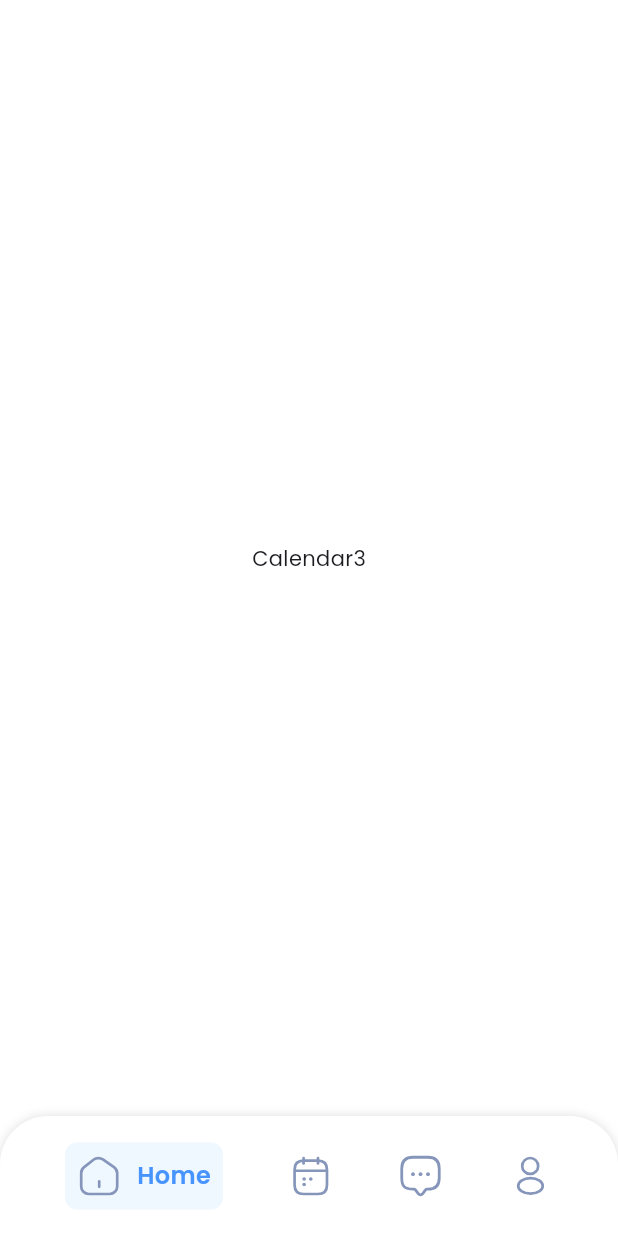
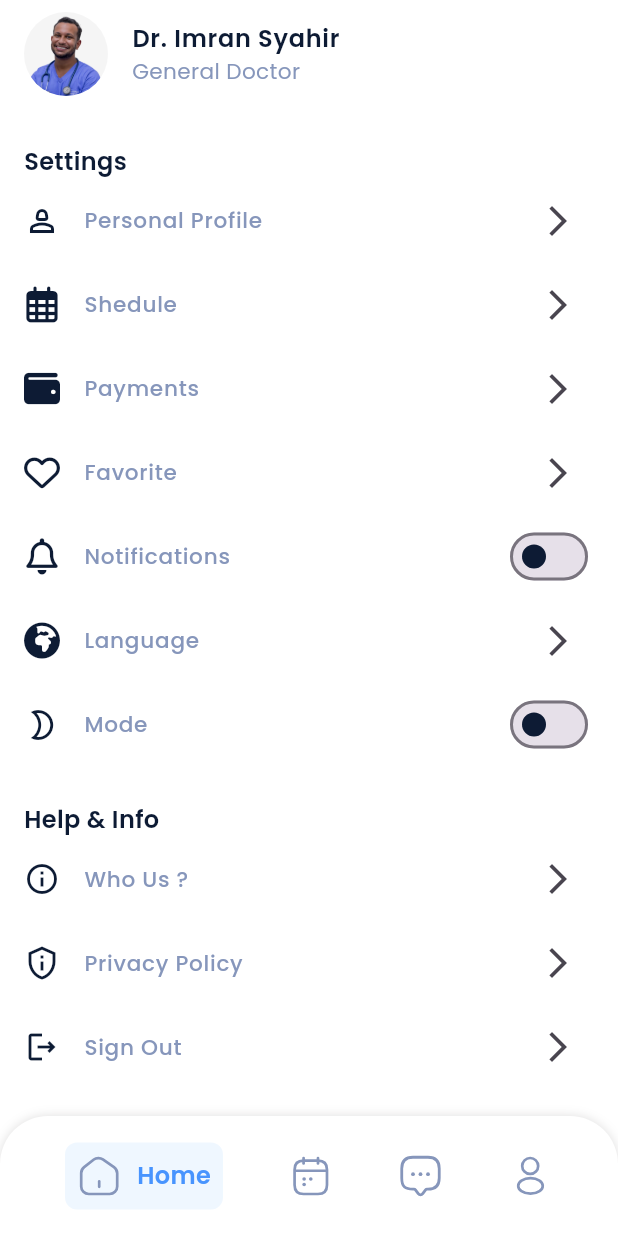
Before and after one commit to ElDaly15/Doctor-Appointment-UI, a Flutter app: the screen it shows after launch, swiped to page 4, on a phone screen of 412 x 824 dp. Run offline on Flutter 3.47's test engine with Material 3 defaults, Android fonts, the phone set to English and light mode, and no system bars; our stand-ins replace device_preview, flutter_svg, font_awesome_flutter.

Commit message:
create Settings and Chats Ui

```diff
--- a/lib/features/calendar/presentation/views/widgets/calendar_view_body.dart
+++ b/lib/features/calendar/presentation/views/widgets/calendar_view_body.dart
@@ -1,5 +1,4 @@
 import 'package:doctor_app/features/calendar/presentation/views/widgets/custom_sliver_list_for_doctor_items.dart';
-import 'package:doctor_app/features/calendar/presentation/views/widgets/doctor_item.dart';
 import 'package:doctor_app/features/calendar/presentation/views/widgets/list_view_of_calendar_items.dart';
 import 'package:flutter/material.dart';
 
--- a/lib/features/home/presentation/views/home_view.dart
+++ b/lib/features/home/presentation/views/home_view.dart
@@ -1,6 +1,8 @@
 import 'package:doctor_app/core/widgets/custom_bottom_nav_bar.dart';
 import 'package:doctor_app/features/calendar/presentation/views/calendar_view.dart';
+import 'package:doctor_app/features/chat/presentation/views/chat_view.dart';
 import 'package:doctor_app/features/home/presentation/views/widgets/home_view_body.dart';
+import 'package:doctor_app/features/profile/presentation/views/profile_view.dart';
 import 'package:flutter/material.dart';
 
 class HomeView extends StatefulWidget {
@@ -29,8 +31,8 @@ class _HomeViewState extends State<HomeView> {
         children: const [
           HomeViewBody(),
           CalendarView(),
-          Center(child: Text('Calendar2')),
-          Center(child: Text('Calendar3')),
+          ChatView(),
+          ProfileView(),
         ],
       ),
       bottomNavigationBar: CustomBottomNavigationBar(
--- a/lib/features/home/presentation/views/widgets/custom_home_view_app_bar.dart
+++ b/lib/features/home/presentation/views/widgets/custom_home_view_app_bar.dart
@@ -10,6 +10,7 @@ class CustomHomeViewAppBar extends StatelessWidget {
   @override
   Widget build(BuildContext context) {
     return ListTile(
+      contentPadding: EdgeInsets.zero,
       title: Text(
         'Hello,',
         style: TextStyles.font20Regular(context)
--- /dev/null
+++ b/lib/features/profile/data/models/settings_model.dart
@@ -0,0 +1,10 @@
+import 'package:flutter/material.dart';
+
+class SettingsModel {
+  final String text;
+  final IconData icon;
+  final bool isNeedSwitch;
+
+  SettingsModel(
+      {required this.text, required this.icon, required this.isNeedSwitch});
+}
--- /dev/null
+++ b/lib/features/profile/presentation/views/profile_view.dart
@@ -0,0 +1,14 @@
+import 'package:doctor_app/features/profile/presentation/views/profile_view_body.dart';
+import 'package:flutter/material.dart';
+
+class ProfileView extends StatelessWidget {
+  const ProfileView({super.key});
+
+  @override
+  Widget build(BuildContext context) {
+    return const Scaffold(
+      backgroundColor: Colors.white,
+      body: ProfileViewBody(),
+    );
+  }
+}
--- /dev/null
+++ b/lib/features/profile/presentation/views/profile_view_body.dart
@@ -0,0 +1,51 @@
+import 'package:doctor_app/core/utils/app_colors.dart';
+import 'package:doctor_app/core/utils/text_styles.dart';
+import 'package:doctor_app/features/profile/presentation/views/widgets/custom_sliver_list_for_settings.dart';
+import 'package:doctor_app/features/profile/presentation/views/widgets/help_and_info_place_holder.dart';
+import 'package:doctor_app/features/profile/presentation/views/widgets/profile_view_body_header.dart';
+import 'package:flutter/material.dart';
+
+class ProfileViewBody extends StatelessWidget {
+  const ProfileViewBody({super.key});
+
+  @override
+  Widget build(BuildContext context) {
+    return Padding(
+      padding: const EdgeInsets.symmetric(horizontal: 16),
+      child: CustomScrollView(
+        slivers: [
+          const SliverToBoxAdapter(child: SafeArea(child: SizedBox())),
+          const SliverToBoxAdapter(child: ProfileViewBodyHeader()),
+          const SliverToBoxAdapter(
+            child: SizedBox(
+              height: 24,
+            ),
+          ),
+          SliverToBoxAdapter(
+            child: Text(
+              'Settings',
+              style: TextStyles.font20SemiBold(context)
+                  .copyWith(color: AppColors.textMainTitles),
+            ),
+          ),
+          CustomSliverForSettings(),
+          const SliverToBoxAdapter(
+            child: SizedBox(
+              height: 24,
+            ),
+          ),
+          SliverToBoxAdapter(
+            child: Text(
+              'Help & Info',
+              style: TextStyles.font20SemiBold(context)
+                  .copyWith(color: AppColors.textMainTitles),
+            ),
+          ),
+          const SliverToBoxAdapter(
+            child: HelpAndInfoPlaceHolder(),
+          ),
+        ],
+      ),
+    );
+  }
+}
--- /dev/null
+++ b/lib/features/profile/presentation/views/widgets/custom_settings_list_tile.dart
@@ -0,0 +1,46 @@
+import 'package:doctor_app/core/utils/app_colors.dart';
+import 'package:doctor_app/core/utils/text_styles.dart';
+import 'package:doctor_app/features/profile/data/models/settings_model.dart';
+import 'package:flutter/material.dart';
+
+class CustomSettingListTile extends StatefulWidget {
+  const CustomSettingListTile({super.key, required this.settingsModel});
+  final SettingsModel settingsModel;
+
+  @override
+  State<CustomSettingListTile> createState() => _CustomSettingListTileState();
+}
+
+class _CustomSettingListTileState extends State<CustomSettingListTile> {
+  bool switchStatus = false;
+
+  @override
+  Widget build(BuildContext context) {
+    return ListTile(
+      contentPadding: EdgeInsets.zero,
+      leading: Icon(
+        widget.settingsModel.icon,
+        color: AppColors.textMainTitles,
+      ),
+      title: Text(
+        widget.settingsModel.text,
+        style: TextStyles.font18Medium(context)
+            .copyWith(color: const Color(0xff8696BB)),
+      ),
+      trailing: widget.settingsModel.isNeedSwitch
+          ? Switch(
+              activeColor: AppColors.primaryColor,
+              inactiveThumbColor: AppColors.textMainTitles,
+              value: switchStatus,
+              onChanged: (value) {
+                setState(() {
+                  switchStatus = value;
+                });
+              })
+          : IconButton(
+              onPressed: () {},
+              icon: const Icon(Icons.arrow_forward_ios_outlined),
+            ),
+    );
+  }
+}
--- /dev/null
+++ b/lib/features/profile/presentation/views/widgets/custom_sliver_list_for_settings.dart
@@ -0,0 +1,55 @@
+import 'package:doctor_app/features/profile/data/models/settings_model.dart';
+import 'package:doctor_app/features/profile/presentation/views/widgets/custom_settings_list_tile.dart';
+import 'package:flutter/material.dart';
+import 'package:font_awesome_flutter/font_awesome_flutter.dart';
+
+class CustomSliverForSettings extends StatelessWidget {
+  CustomSliverForSettings({super.key});
+  final List<SettingsModel> settings = [
+    SettingsModel(
+      text: 'Personal Profile',
+      icon: Icons.person_2_outlined,
+      isNeedSwitch: false,
+    ),
+    SettingsModel(
+      isNeedSwitch: false,
+      text: 'Shedule',
+      icon: FontAwesomeIcons.calendarDays,
+    ),
+    SettingsModel(
+      isNeedSwitch: false,
+      text: 'Payments',
+      icon: FontAwesomeIcons.wallet,
+    ),
+    SettingsModel(
+      isNeedSwitch: false,
+      text: 'Favorite',
+      icon: FontAwesomeIcons.heart,
+    ),
+    SettingsModel(
+      isNeedSwitch: true,
+      text: 'Notifications',
+      icon: FontAwesomeIcons.bell,
+    ),
+    SettingsModel(
+      isNeedSwitch: false,
+      text: 'Language',
+      icon: FontAwesomeIcons.earthAfrica,
+    ),
+    SettingsModel(
+      isNeedSwitch: true,
+      text: 'Mode',
+      icon: Icons.mode_night_outlined,
+    ),
+  ];
+  @override
+  Widget build(BuildContext context) {
+    return SliverList(
+      delegate: SliverChildBuilderDelegate((context, index) {
+        return CustomSettingListTile(
+          settingsModel: settings[index],
+        );
+      }, childCount: 7),
+    );
+  }
+}
--- /dev/null
+++ b/lib/features/profile/presentation/views/widgets/help_and_info_place_holder.dart
@@ -0,0 +1,31 @@
+import 'package:doctor_app/features/profile/data/models/settings_model.dart';
+import 'package:doctor_app/features/profile/presentation/views/widgets/custom_settings_list_tile.dart';
+import 'package:flutter/material.dart';
+
+class HelpAndInfoPlaceHolder extends StatelessWidget {
+  const HelpAndInfoPlaceHolder({super.key});
+
+  @override
+  Widget build(BuildContext context) {
+    return Column(
+      children: [
+        CustomSettingListTile(
+          settingsModel: SettingsModel(
+              text: 'Who Us ?', icon: Icons.info_outline, isNeedSwitch: false),
+        ),
+        CustomSettingListTile(
+          settingsModel: SettingsModel(
+              text: 'Privacy Policy',
+              icon: Icons.privacy_tip_outlined,
+              isNeedSwitch: false),
+        ),
+        CustomSettingListTile(
+          settingsModel: SettingsModel(
+              text: 'Sign Out',
+              icon: Icons.logout_outlined,
+              isNeedSwitch: false),
+        ),
+      ],
+    );
+  }
+}
--- /dev/null
+++ b/lib/features/profile/presentation/views/widgets/profile_view_body_header.dart
@@ -0,0 +1,29 @@
+import 'package:doctor_app/core/utils/app_colors.dart';
+import 'package:doctor_app/core/utils/app_images.dart';
+import 'package:doctor_app/core/utils/text_styles.dart';
+import 'package:flutter/material.dart';
+
+import '../../../../../core/widgets/custom_circle_avatar.dart';
+
+class ProfileViewBodyHeader extends StatelessWidget {
+  const ProfileViewBodyHeader({super.key});
+
+  @override
+  Widget build(BuildContext context) {
+    return ListTile(
+      contentPadding: EdgeInsets.zero,
+      leading:
+          const CustomCircleAvatar(image: Assets.imagesDoctor1, isPng: true),
+      title: Text(
+        'Dr. Imran Syahir',
+        style: TextStyles.font20SemiBold(context)
+            .copyWith(color: AppColors.textMainTitles),
+      ),
+      subtitle: Text(
+        'General Doctor',
+        style: TextStyles.font18Regular(context)
+            .copyWith(color: const Color(0Xff8696BB)),
+      ),
+    );
+  }
+}
--- a/pubspec.yaml
+++ b/pubspec.yaml
@@ -33,6 +33,7 @@ dependencies:
   flutter:
     sdk: flutter
   flutter_svg: ^2.0.10+1
+  font_awesome_flutter: ^10.7.0
 
 dev_dependencies:
   flutter_lints: ^4.0.0
```
Also changed, not shown: lib/features/chat/presentation/views/chat_view.dart (added, +14 -0 lines), lib/features/chat/presentation/views/widgets/chat_item.dart (added, +45 -0 lines), lib/features/chat/presentation/views/widgets/chat_view_body.dart (added, +32 -0 lines), lib/features/chat/presentation/views/widgets/chat_view_header.dart (added, +16 -0 lines), lib/features/chat/presentation/views/widgets/custom_sliver_list_for_doctors_chat.dart (added, +20 -0 lines), pubspec.lock.
